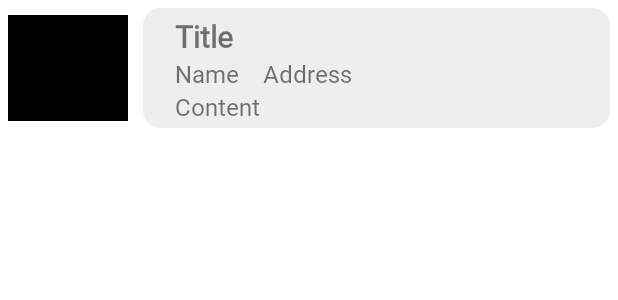
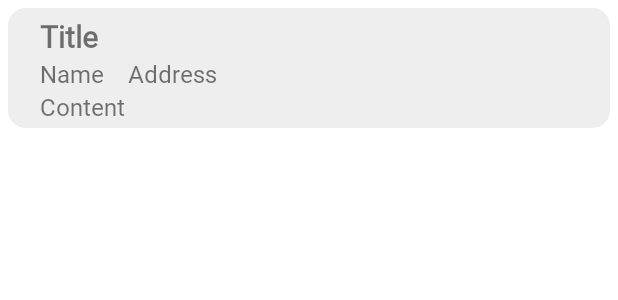
Before and after one commit to seokjin0706/baedal-baedal, an Android app: the layout listview_item.xml on its own in the app's theme, with its tools: preview values and no code run, on a phone screen of 412 x 824 dp. Shown: the top 300 px of the screen. Run offline under Robolectric (Android 15) with nearby library versions, the phone set to English and light mode, and no system bars; network calls fail.

Commit message:
[modify]

```diff
--- a/Android/app/src/main/java/com/example/baedal_baedal/ListViewAdapter.kt
+++ b/Android/app/src/main/java/com/example/baedal_baedal/ListViewAdapter.kt
@@ -41,7 +41,6 @@ class ListViewAdapter (val context : Context, val List : ArrayList<ListViewModel
         val view: View = LayoutInflater.from(context).inflate(R.layout.listview_item, null)
 
         /* 위에서 생성된 view를 res-layout-main_lv_item.xml 파일의 각 View와 연결하는 과정이다. */
-        val userPhoto = view.findViewById<ImageView>(R.id.userImg)
         val name = view.findViewById<TextView>(R.id.nameTxt)
         val title = view.findViewById<TextView>(R.id.titleTxt)
         val address = view.findViewById<TextView>(R.id.addressTxt)
@@ -51,7 +50,6 @@ class ListViewAdapter (val context : Context, val List : ArrayList<ListViewModel
         val listViewModel = List[position]
         // 사용자 이미지 담는 부분
         val resourceId = context.resources.getIdentifier(listViewModel.img, "drawable", context.packageName)
-        userPhoto.setImageResource(resourceId)
         name.text = listViewModel.name
         title.text = listViewModel.title
         address.text = listViewModel.address
--- a/Android/app/src/main/res/layout/activity_main_interface.xml
+++ b/Android/app/src/main/res/layout/activity_main_interface.xml
@@ -75,7 +75,7 @@
 
     </LinearLayout>
     <LinearLayout
-        android:layout_width="wrap_content"
+        android:layout_width="match_parent"
         android:layout_height="wrap_content"
         android:layout_weight="9">
         <ListView
--- a/Android/app/src/main/res/layout/listview_item.xml
+++ b/Android/app/src/main/res/layout/listview_item.xml
@@ -9,13 +9,7 @@
     android:background="@color/white"
     android:padding="5dp">
 
-    <ImageView
-        android:id="@+id/userImg"
-        android:layout_width="80dp"
-        android:layout_height="80dp"
-        android:src="@drawable/test_img"
-        android:background="@drawable/list_img_round"
-        android:layout_marginEnd="10dp"/>
+
     <LinearLayout
         android:layout_width="match_parent"
         android:layout_height="80dp"
@@ -67,6 +61,8 @@
             android:layout_marginStart="16dp"
             android:textSize="16sp"
             android:text="Content"
+            android:maxLines="1"
+            android:ellipsize="end"
             android:fontFamily="@font/my_small_font"
             android:layout_weight="1"/>
     </LinearLayout>
```
